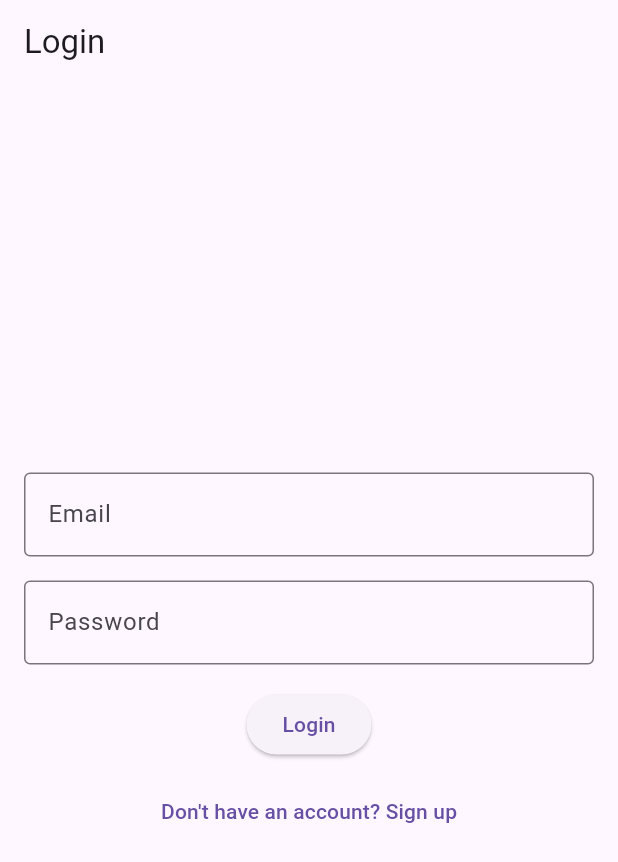
After one commit to repromantics01/ishira-dev, a Flutter app: the screen it shows after launch, after a tap on "Login", on a phone screen of 412 x 824 dp. The commit adds this screen. Shown: the top 862 px of the screen. Run offline on Flutter 3.47's test engine with Material 3 defaults, Android fonts, the phone set to English and light mode, and no system bars; our stand-ins replace cloud_firestore, file_picker, firebase_auth, firebase_core; accounts and stored records are empty; network calls fail.

```diff
--- a/lib/main_mobile.dart
+++ b/lib/main_mobile.dart
@@ -2,8 +2,9 @@ import 'package:cloud_firestore/cloud_firestore.dart';
 import 'package:firebase_core/firebase_core.dart';
 import 'package:flutter/material.dart';
 import 'package:pawsmatch/firebase_options.dart';
-import 'package:pawsmatch/pages/mobile/registration/user_registration_form.dart';
+import 'package:pawsmatch/pages/mobile/home_page.dart';
 
+//TODO: Prohibit organization accounts to login to mobile app
 void main() async {
   WidgetsFlutterBinding.ensureInitialized();
   try {
@@ -31,7 +32,7 @@ class MyApp extends StatelessWidget {
       theme: ThemeData(
         primarySwatch: Colors.blue,
       ),
-      home: UserRegistrationForm(),
+      home: MobileHomepage(),
     );
   }
 }
--- a/lib/main_web.dart
+++ b/lib/main_web.dart
@@ -3,6 +3,8 @@ import 'package:firebase_core/firebase_core.dart';
 import 'package:flutter/material.dart';
 import 'package:pawsmatch/firebase_options.dart';
 import 'package:pawsmatch/pages/web/home_page.dart';
+
+//TODO: Prohibit individual users login to website
 
 void main() async {
   WidgetsFlutterBinding.ensureInitialized();
--- a/lib/models/account.dart
+++ b/lib/models/account.dart
@@ -9,7 +9,7 @@ enum AccountType {
 }
 
 class Account {
-  int account_id;
+  String account_id;
   AccountType account_type;
   String account_username;
   String account_email;
@@ -26,7 +26,7 @@ class Account {
   });
 
   Account.fromJson(Map<String, dynamic> json)
-      : account_id = json['account_id'] as int,
+      : account_id = json['account_id'] as String,
         account_type = AccountType.values.firstWhere((e) => e.toString() == 'AccountType.' + json['account_type']),
         account_username = json['account_username'] as String,
         account_email = json['account_email'] as String,
@@ -34,7 +34,7 @@ class Account {
         date_created = DateTime.parse(json['date_created'] as String);
 
   Account copyWith({
-    int? account_id,
+    String? account_id,
     AccountType? account_type,
     String? account_username,
     String? account_email,
--- /dev/null
+++ b/lib/models/pet.dart
@@ -0,0 +1 @@
+// TODO Implement this library.
--- a/lib/models/user_profile.dart
+++ /dev/null
@@ -1,4 +0,0 @@
-enum UserType {
-  Adopter,
-  Surrenderer,
-}
--- /dev/null
+++ b/lib/pages/mobile/home_page.dart
@@ -0,0 +1,112 @@
+import 'package:cloud_firestore/cloud_firestore.dart';
+import 'package:flutter/material.dart';
+import 'package:firebase_auth/firebase_auth.dart';
+import 'package:pawsmatch/pages/mobile/surrenderer/s_dashboard.dart';
+import 'package:pawsmatch/pages/mobile/adopter/a_dashboard.dart';
+import 'package:pawsmatch/pages/web/organization/sign_up.dart';
+import 'package:pawsmatch/services/firebase_account_service.dart';
+import 'package:pawsmatch/models/account.dart';
+import 'package:pawsmatch/pages/mobile/user_registration_form.dart';
+
+class MobileHomepage extends StatefulWidget {
+  @override
+  _MobileHomepageState createState() => _MobileHomepageState();
+}
+
+class _MobileHomepageState extends State<MobileHomepage> {
+  final TextEditingController _emailController = TextEditingController();
+  final TextEditingController _passwordController = TextEditingController();
+  final DatabaseAccountService _auth = DatabaseAccountService();
+
+  @override
+  Widget build(BuildContext context) {
+    return Scaffold(
+      appBar: AppBar(
+        title: Text('Login'),
+      ),
+      body: Padding(
+        padding: const EdgeInsets.all(16.0),
+        child: Column(
+          mainAxisAlignment: MainAxisAlignment.center,
+          children: <Widget>[
+            TextField(
+              controller: _emailController,
+              decoration: InputDecoration(
+                labelText: 'Email',
+                border: OutlineInputBorder(),
+              ),
+            ),
+            SizedBox(height: 16.0),
+            TextField(
+              controller: _passwordController,
+              decoration: InputDecoration(
+                labelText: 'Password',
+                border: OutlineInputBorder(),
+              ),
+              obscureText: true,
+            ),
+            SizedBox(height: 16.0),
+            ElevatedButton(
+              onPressed: () async {
+                UserCredential userCredential =
+                    await FirebaseAuth.instance.signInWithEmailAndPassword(
+                  email: _emailController.text,
+                  password: _passwordController.text,
+                );
+                final uid = userCredential.user!.uid;
+                final Account account = await _auth.getAccount(uid);
+                if (account != null) {
+                  final profileSnapshot = await FirebaseFirestore.instance
+                      .collection('profile')
+                      .where('account_id', isEqualTo: account.account_id)
+                      .get();
+
+                  if (profileSnapshot.docs.isNotEmpty) {
+                    final profileData = profileSnapshot.docs.first.data();
+                    final userType = profileData['user_type'];
+
+                    if (userType == 'Adopter') {
+                      Navigator.push(
+                        context,
+                        MaterialPageRoute(
+                          builder: (context) => AdopterDashboard(),
+                        ),
+                      );
+                    } else if (userType == 'Surrenderer') {
+                      Navigator.push(
+                        context,
+                        MaterialPageRoute(
+                          builder: (context) => SurrendererDashboard(),
+                        ),
+                      );
+                    }
+                  }
+                }
+              },
+              child: Text('Login'),
+            ),
+            SizedBox(height: 10),
+            TextButton(
+              onPressed: () {
+                Navigator.push(
+                  context,
+                  MaterialPageRoute(
+                    builder: (context) => UserRegistrationForm(),
+                  ),
+                );
+              },
+              child: Text('Don\'t have an account? Sign up'),
+            )
+          ],
+        ),
+      ),
+    );
+  }
+
+  @override
+  void dispose() {
+    _emailController.dispose();
+    _passwordController.dispose();
+    super.dispose();
+  }
+}
--- a/lib/pages/web/organization/sign_up2.dart
+++ b/lib/pages/web/organization/sign_up2.dart
@@ -118,7 +118,7 @@ class _SignUpForm2State extends State<SignUpForm2> {
 
                       // Add account to database using user UID as document ID
                       Account account = Account(
-                        account_id: await _databaseService.getNextAccountId(),
+                        account_id: userCredential.user!.uid,
                         account_type: AccountType.OrgAdmin,
                         account_username: widget.username,
                         account_email: widget.email,
```
Also changed, not shown: lib/models/profile.dart (added, +86 -0 lines), lib/pages/mobile/adopter/a_dashboard.dart (added, +25 -0 lines), lib/pages/mobile/surrenderer/s_dashboard.dart (added, +25 -0 lines), lib/pages/mobile/user_registration_form.dart (renamed from lib/pages/mobile/registration/user_registration_form.dart, +39 -18 lines), lib/services/firebase_profile_service.dart (added, +37 -0 lines), 1 other file.
